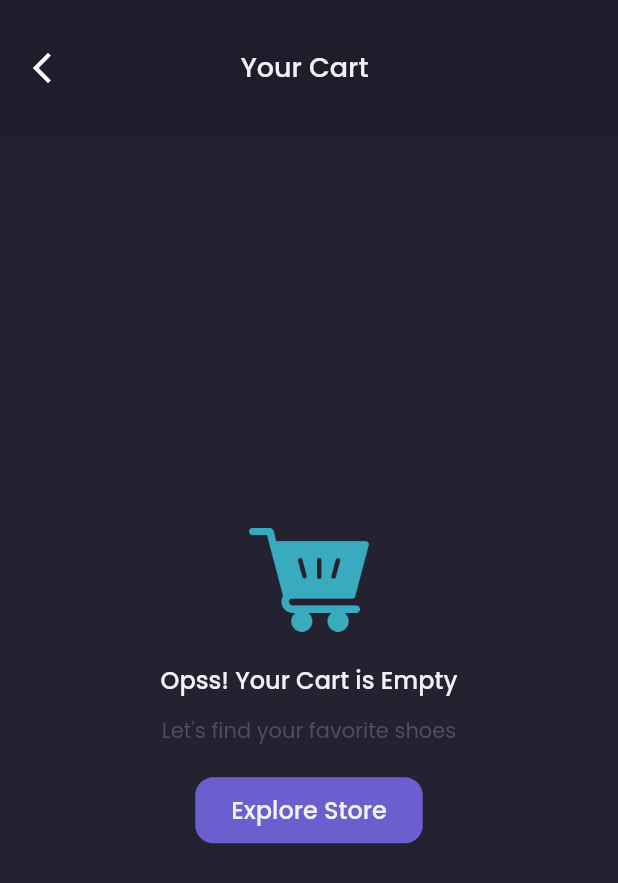
After one commit to irfanagust/flavel, a Flutter app: the CartPage screen opened by its route, on a phone screen of 412 x 824 dp. The commit adds this screen. Shown: the top 883 px of the screen. Run offline on Flutter 3.47's test engine with Material 2 defaults, Android fonts, the phone set to English and light mode, and no system bars; our stand-ins replace carousel_slider, google_fonts.

Commit message:
interface empty cart

```diff
--- a/lib/main.dart
+++ b/lib/main.dart
@@ -1,3 +1,4 @@
+import 'package:flavel/pages/cart_page.dart';
 import 'package:flavel/pages/chat_detail_page.dart';
 import 'package:flavel/pages/home/main_page.dart';
 import 'package:flavel/pages/product_page.dart';
@@ -27,6 +28,7 @@ class MyApp extends StatelessWidget {
         '/detail-chat': (context) => const ChatDetailPage(),
         '/edit-profile': (context) => const ProfileEditPage(),
         '/product': (context) => ProductPage(),
+        '/cart': (context) => CartPage(),
       },
     );
   }
--- /dev/null
+++ b/lib/pages/cart_page.dart
@@ -0,0 +1,96 @@
+import 'package:flavel/theme.dart';
+import 'package:flutter/material.dart';
+
+class CartPage extends StatelessWidget {
+  const CartPage({Key? key}) : super(key: key);
+
+  @override
+  Widget build(BuildContext context) {
+    AppBar header() {
+      return AppBar(
+        centerTitle: true,
+        automaticallyImplyLeading: false,
+        toolbarHeight: 90,
+        elevation: 0,
+        backgroundColor: bgColor1,
+        title: Row(
+          mainAxisAlignment: MainAxisAlignment.spaceBetween,
+          children: [
+            GestureDetector(
+              onTap: () => Navigator.pop(context),
+              child: const Icon(
+                Icons.arrow_back_ios_new,
+              ),
+            ),
+            Text(
+              'Your Cart',
+              style: primaryTextStyle.copyWith(
+                fontSize: 18,
+              ),
+            ),
+            SizedBox(
+              width: defaultMargin,
+            )
+          ],
+        ),
+      );
+    }
+
+    Widget content() {
+      return Container(
+        width: double.infinity,
+        decoration: BoxDecoration(
+          color: bgColor3,
+        ),
+        child: Column(
+          crossAxisAlignment: CrossAxisAlignment.center,
+          mainAxisAlignment: MainAxisAlignment.center,
+          children: [
+            Image.asset(
+              'assets/icon_empty_cart.png',
+              width: 80,
+            ),
+            const SizedBox(
+              height: 20,
+            ),
+            Text(
+              'Opss! Your Cart is Empty',
+              style:
+                  primaryTextStyle.copyWith(fontSize: 16, fontWeight: medium),
+            ),
+            const SizedBox(
+              height: 12,
+            ),
+            Text(
+              'Let\'s find your favorite shoes',
+              style: subtitleTextStyle,
+            ),
+            const SizedBox(
+              height: 20,
+            ),
+            Container(
+              padding: const EdgeInsets.symmetric(vertical: 10, horizontal: 24),
+              decoration: BoxDecoration(
+                color: primaryColor,
+                borderRadius: BorderRadius.circular(12),
+              ),
+              child: Text(
+                'Explore Store',
+                style: primaryTextStyle.copyWith(
+                  fontSize: 16,
+                  fontWeight: medium,
+                ),
+              ),
+            ),
+          ],
+        ),
+      );
+    }
+
+    return Scaffold(
+      backgroundColor: bgColor1,
+      appBar: header(),
+      body: content(),
+    );
+  }
+}
--- a/lib/pages/home/main_page.dart
+++ b/lib/pages/home/main_page.dart
@@ -19,7 +19,9 @@ class _MainPageState extends State<MainPage> {
   Widget build(BuildContext context) {
     Widget cartButton() {
       return FloatingActionButton(
-        onPressed: () {},
+        onPressed: () {
+          Navigator.pushNamed(context, '/cart');
+        },
         backgroundColor: secondaryColor,
         child: Image.asset(
           'assets/icon_cart.png',
```
